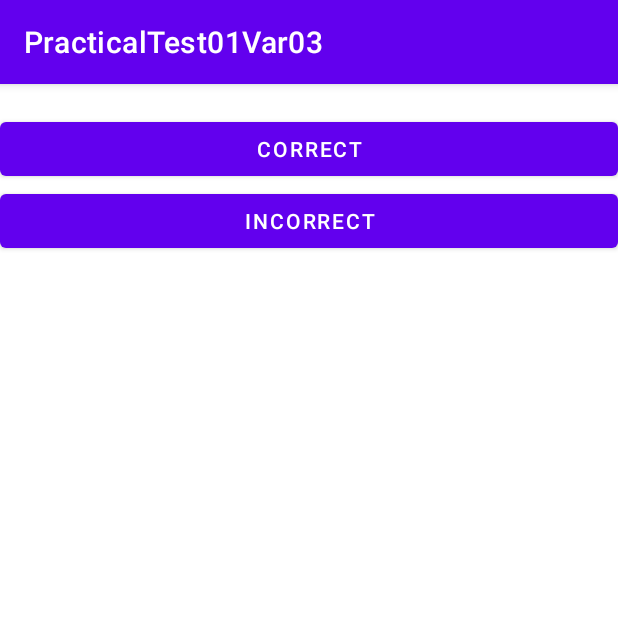
After one commit to elena0405/PracticalTest01Var03, an Android app: the PracticalTest01Var03SecondaryActivity screen opened directly, with no data from a screen before it, on a phone screen of 412 x 824 dp, the top half of it. The commit adds this screen. Run offline under Robolectric (Android 15) with nearby library versions, the phone set to English and light mode, and no system bars; 1 statement that could not run was skipped.

Commit message:
adding tesk C

```diff
--- a/app/src/main/AndroidManifest.xml
+++ b/app/src/main/AndroidManifest.xml
@@ -12,6 +12,9 @@
         android:theme="@style/Theme.PracticalTest01Var03"
         tools:targetApi="31">
         <activity
+            android:name=".PracticalTest01Var03SecondaryActivity"
+            android:exported="false" />
+        <activity
             android:name=".PracticalTest01Var03MainActivity"
             android:exported="true">
             <intent-filter>
--- /dev/null
+++ b/app/src/main/java/ro/pub/cs/systems/eim/practicaltest01var03/PracticalTest01Var03SecondaryActivity.java
@@ -0,0 +1,53 @@
+package ro.pub.cs.systems.eim.practicaltest01var03;
+
+import androidx.appcompat.app.AppCompatActivity;
+
+import android.content.Intent;
+import android.os.Bundle;
+import android.provider.SyncStateContract;
+import android.view.View;
+import android.widget.Button;
+import android.widget.TextView;
+
+public class PracticalTest01Var03SecondaryActivity extends AppCompatActivity {
+
+    private Button ok, cancel;
+    private TextView second_result;
+
+    private ButtonClickListener listener = new ButtonClickListener();
+
+    private class ButtonClickListener implements View.OnClickListener {
+        @Override
+        public void onClick(View view) {
+            switch (view.getId()) {
+                case R.id.ok_button:
+                    setResult(RESULT_OK, null);
+                    break;
+                case R.id.cancel_button:
+                    setResult(RESULT_CANCELED, null);
+                    break;
+            }
+            finish();
+        }
+
+    }
+
+    @Override
+    protected void onCreate(Bundle savedInstanceState) {
+        super.onCreate(savedInstanceState);
+        setContentView(R.layout.activity_practical_test01_var03_secondary);
+
+        second_result = findViewById(R.id.second_result_text);
+        ok = findViewById(R.id.ok_button);
+        cancel = findViewById(R.id.cancel_button);
+
+        Intent intent = getIntent();
+        if (intent != null && intent.getExtras().containsKey("second_result_text")) {
+            String val = intent.getExtras().getString("second_result_text");
+            second_result.setText(val);
+        }
+
+        ok.setOnClickListener(listener);
+        cancel.setOnClickListener(listener);
+    }
+}
--- /dev/null
+++ b/app/src/main/res/layout/activity_practical_test01_var03_secondary.xml
@@ -0,0 +1,36 @@
+<?xml version="1.0" encoding="utf-8"?>
+<LinearLayout
+    xmlns:android="http://schemas.android.com/apk/res/android"
+    xmlns:app="http://schemas.android.com/apk/res-auto"
+    xmlns:tools="http://schemas.android.com/tools"
+    android:layout_width="match_parent"
+    android:layout_height="match_parent"
+    android:orientation="vertical"
+    tools:context=".PracticalTest01Var03SecondaryActivity">
+
+    <TextView
+        android:id="@+id/second_result_text"
+        android:layout_width="match_parent"
+        android:layout_height="wrap_content">
+
+    </TextView>
+
+    <Button
+        android:id="@+id/ok_button"
+        android:text="@string/ok"
+        android:layout_width="match_parent"
+        android:layout_height="wrap_content"
+        android:layout_gravity="center">
+
+    </Button>
+
+    <Button
+        android:id="@+id/cancel_button"
+        android:text="@string/cancel"
+        android:layout_width="match_parent"
+        android:layout_height="wrap_content"
+        android:layout_gravity="center">
+
+    </Button>
+
+</LinearLayout>
--- a/app/src/main/res/values/strings.xml
+++ b/app/src/main/res/values/strings.xml
@@ -3,4 +3,6 @@
     <string name="plus">+</string>
     <string name="minus">-</string>
     <string name="second_activity">NAVIGATE TO SECOND ACTIVITY</string>
+    <string name="ok">CORRECT</string>
+    <string name="cancel">INCORRECT</string>
 </resources>
```
Also changed, not shown: app/src/main/java/ro/pub/cs/systems/eim/practicaltest01var03/PracticalTest01Var03MainActivity.java (+19 -2 lines).
